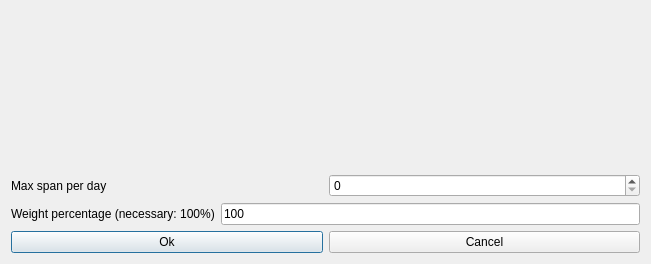
Old version of the form fet/src/interface/modifyconstraintteachersmaxspanperdayform_template.ui in the repository vonmecheln/fet.
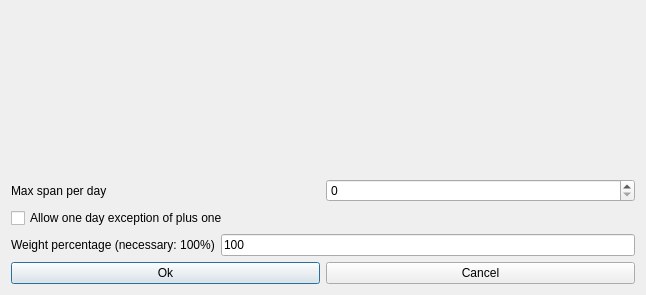
New version of the form.

Diff of the .ui file:
```diff
--- a/fet/src/interface/modifyconstraintteachersmaxspanperdayform_template.ui
+++ b/fet/src/interface/modifyconstraintteachersmaxspanperdayform_template.ui
@@ -6,15 +6,15 @@
    <rect>
     <x>0</x>
     <y>0</y>
-    <width>651</width>
-    <height>264</height>
+    <width>646</width>
+    <height>295</height>
    </rect>
   </property>
   <property name="windowTitle">
    <string extracomment="This is the title of the dialog to modify a constraint of this type">Modify teachers max span per day</string>
   </property>
-  <layout class="QVBoxLayout" name="verticalLayout">
-   <item>
+  <layout class="QGridLayout" name="gridLayout">
+   <item row="0" column="0">
     <spacer name="spacer5">
      <property name="orientation">
       <enum>Qt::Vertical</enum>
@@ -30,7 +30,7 @@
      </property>
     </spacer>
    </item>
-   <item>
+   <item row="1" column="0">
     <layout class="QHBoxLayout" name="horizontalLayout">
      <item>
       <widget class="QLabel" name="textLabel1">
@@ -47,7 +47,14 @@
      </item>
     </layout>
    </item>
-   <item>
+   <item row="2" column="0">
+    <widget class="QCheckBox" name="exceptionCheckBox">
+     <property name="text">
+      <string comment="It is for max span per day, means that in one day the teacher is allowed to have max span + 1">Allow one day exception of plus one</string>
+     </property>
+    </widget>
+   </item>
+   <item row="3" column="0">
     <layout class="QHBoxLayout" name="horizontalLayout_2">
      <item>
       <widget class="QLabel" name="weightTextLabel">
@@ -74,7 +81,7 @@
      </item>
     </layout>
    </item>
-   <item>
+   <item row="4" column="0">
     <layout class="QHBoxLayout">
      <item>
       <widget class="QPushButton" name="okPushButton">
```
